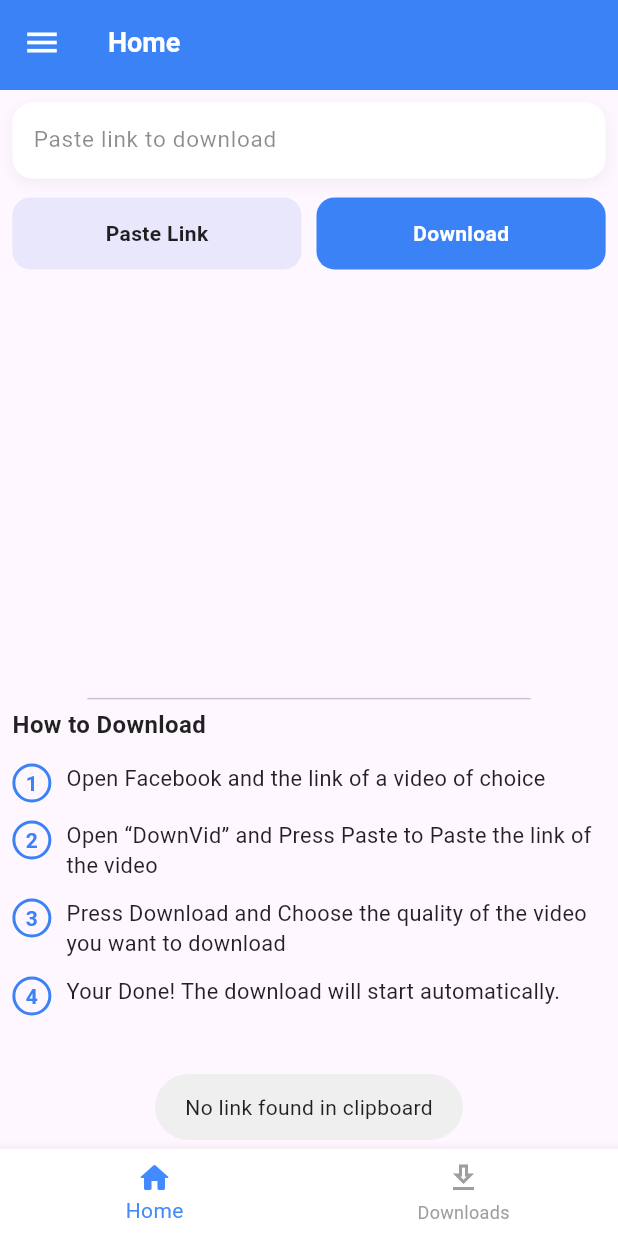
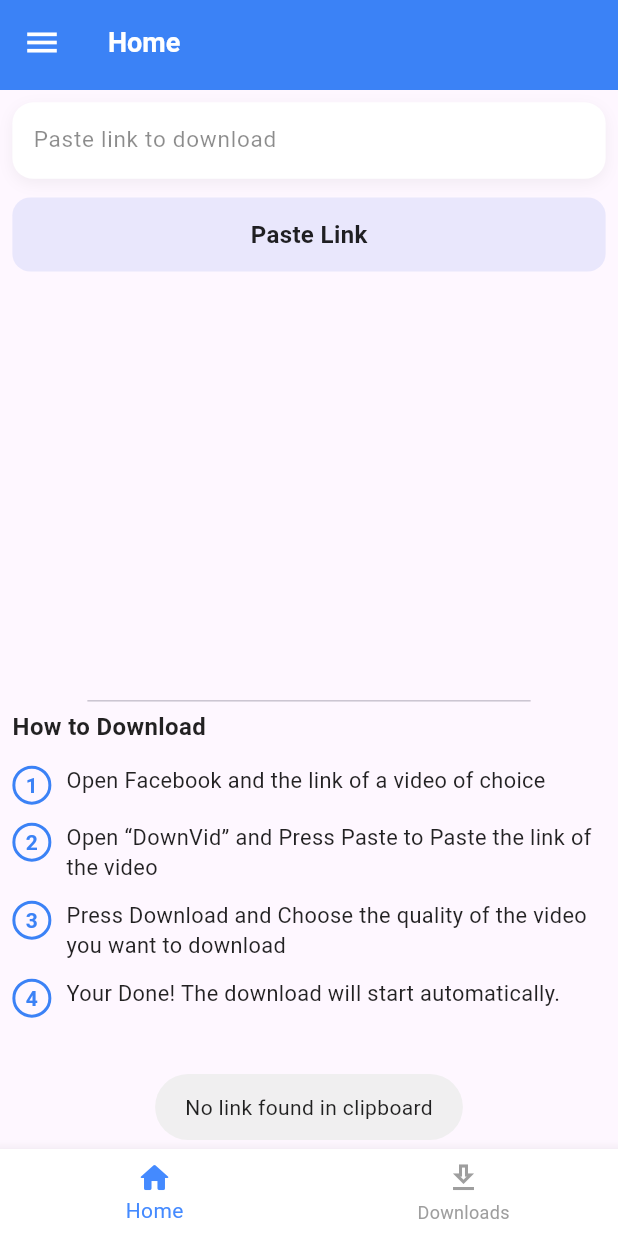
Before and after one commit to wackyapps/downvid, a Flutter app: the screen it shows after launch, after a tap on "Paste Link", on a phone screen of 412 x 824 dp. Run offline on Flutter 3.47's test engine with Material 3 defaults, Android fonts, the light colour scheme and no system bars; our stand-ins replace device_info_plus, dio, event_bus, fluttertoast, get_it, google_mobile_ads and 8 more; missing offline and left inert: background_downloader, listen_sharing_intent, media_store_plus; generated files the repository leaves out were written again; statements that could not run were skipped.

Commit message:
added dynamic download and paste button

```diff
--- a/lib/screens/home/home_video_fetch_and_list_screen.dart
+++ b/lib/screens/home/home_video_fetch_and_list_screen.dart
@@ -20,8 +20,6 @@ class HomeVideoFetchAndListScreen extends StatefulWidget {
 class _HomeVideoFetchAndListScreenState
     extends State<HomeVideoFetchAndListScreen>
     with WidgetsBindingObserver {
-  // 👈 Add observer mixin
-
   late HomeAndDownloadProvider _homeAndDownloadProvider;
   final TextEditingController _controller = TextEditingController();
 
@@ -30,29 +28,24 @@ class _HomeVideoFetchAndListScreenState
     super.initState();
     WidgetsBinding.instance.addObserver(this);
 
-    // 👇 Delay to ensure context is available
-
     WidgetsBinding.instance.addPostFrameCallback((_) {
       _homeAndDownloadProvider = Provider.of<HomeAndDownloadProvider>(
         context,
         listen: false,
       );
-      // _controller.text = "https://www.facebook.com/share/r/17baJM8urB/";
       _checkClipboardForFacebookUrl();
-      _initShareListener(); // 👈 updated
+      _initShareListener();
     });
   }
 
   @override
   void didChangeAppLifecycleState(AppLifecycleState state) {
-    // 👇 Detect when app comes to foreground
     if (state == AppLifecycleState.resumed) {
       _checkClipboardForFacebookUrl();
     }
   }
 
   void _initShareListener() {
-    // 🔄 Listen for new shared content while app is in memory
     ReceiveSharingIntent.instance.getMediaStream().listen(
       (List<SharedMediaFile> sharedFiles) {
         if (sharedFiles.isNotEmpty) {
@@ -69,7 +62,6 @@ class _HomeVideoFetchAndListScreenState
       },
     );
 
-    // 🧩 Handle content shared when app was launched from closed state
     ReceiveSharingIntent.instance
         .getInitialMedia()
         .then((List<SharedMediaFile> sharedFiles) {
@@ -87,71 +79,8 @@ class _HomeVideoFetchAndListScreenState
         });
   }
 
-  // Future<void> _handleSharedUrl(String sharedText) async {
-  //   // ← YEHI LINE ADD KAR DO — extra spaces aur empty parts hata do
-  //   final cleanText = sharedText.trim().replaceAll(RegExp(r'\s+'), ' ');
-
-  //   if (!SocialUrlUtilities.isValidVideoUrl(cleanText)) {
-  //     debugPrint("Invalid URL received via share: $cleanText");
-  //     return;
-  //   }
-
-  //   final parsedUrl = SocialUrlUtilities.getFacebookUrl(cleanText);
-  //   _homeAndDownloadProvider.url = parsedUrl;
-  //   _controller.text = cleanText;
-
-  //   _showLoadingDialog(context);
-
-  //   try {
-  //     final videoModel = await _homeAndDownloadProvider.fetchVideoMetaData(
-  //       context: context,
-  //       url: parsedUrl,
-  //     );
-
-  //     _dismissLoadingDialog();
-
-  //     if (videoModel != null && videoModel.videoLinks.isNotEmpty) {
-  //       bottomVideoMetaBottomSheet(
-  //         context: context,
-  //         sheetHeight: 70.0.h,
-  //         userUrl: cleanText,
-  //       );
-  //     } else {
-  //       Fluttertoast.showToast(msg: 'No downloadable video found');
-  //     }
-  //   } catch (e) {
-  //     _dismissLoadingDialog();
-  //     Fluttertoast.showToast(msg: 'Error: $e');
-  //   }
-  // }
-
   Future<void> _handleSharedUrl(String sharedText) async {
-    // final cleanUrl = sharedText
-    //     .replaceAll('\u2028', '')
-    //     .replaceAll('\r', '')
-    //     .replaceAll('\n', '')
-    //     .trim();
-
-    // debugPrint("RAW LENGTH: ${sharedText.length}");
-    // debugPrint("CLEAN LENGTH: ${cleanUrl.length}");
-    // debugPrint("CLEAN URL: $cleanUrl");
-
-    // if (!SocialUrlUtilities.isValidVideoUrl(cleanUrl)) {
-    //   debugPrint("Invalid URL after cleaning");
-    //   return;
-    // }
-
-    /**
-   * Yahan par humne URL ko clean kar diya hai aur phir use parse karke
-   * HomeAndDownloadProvider mein set kar diya hai. Baad mein hum video metadata
-   */
-
-    // final parsedUrl = SocialUrlUtilities.getFacebookUrl(cleanUrl);
-    // final parsedUrl = sharedText; // Yahan par aap apna URL parsing logic laga sakte hain
-
-    // _controller.text = cleanUrl;
     _controller.text = sharedText;
-    // _homeAndDownloadProvider.url = parsedUrl;
     _homeAndDownloadProvider.url = sharedText;
 
     _showLoadingDialog(context);
@@ -179,7 +108,6 @@ class _HomeVideoFetchAndListScreenState
     }
   }
 
-  /// ✅ Automatically checks clipboard and pastes Facebook URLs
   Future<void> _checkClipboardForFacebookUrl() async {
     try {
       final clipboardData = await Clipboard.getData('text/plain');
@@ -187,7 +115,6 @@ class _HomeVideoFetchAndListScreenState
 
       if (clipboardText.isEmpty) return;
 
-      // Simple Facebook URL detection
       final regex = RegExp(
         r'(https?:\/\/(?:www\.)?(?:facebook|fb)\.com\/[^\s]+)',
         caseSensitive: false,
@@ -197,12 +124,9 @@ class _HomeVideoFetchAndListScreenState
       if (match != null) {
         final fbUrl = match.group(0)!;
 
-        // Only auto-paste if TextField is empty
         if (_controller.text.isEmpty) {
           _controller.text = fbUrl;
-          _homeAndDownloadProvider.url = SocialUrlUtilities.getFacebookUrl(
-            fbUrl,
-          );
+          _homeAndDownloadProvider.url = SocialUrlUtilities.getFacebookUrl(fbUrl);
           setState(() {});
           Fluttertoast.showToast(
             msg: 'Facebook link pasted automatically',
@@ -217,17 +141,11 @@ class _HomeVideoFetchAndListScreenState
 
   @override
   void dispose() {
-    WidgetsBinding.instance.removeObserver(this); // 👈 Remove observer
+    WidgetsBinding.instance.removeObserver(this);
     super.dispose();
   }
 
-  // 🧩 rest of your code remains exactly the same...
-
-  // 🌀 Simple reusable loader dialog
-  void _showLoadingDialog(
-    BuildContext context, {
-    String message = "Fetching video data.\nPlease wait...",
-  }) {
+  void _showLoadingDialog(BuildContext context, {String message = "Fetching video data.\nPlease wait..."}) {
     showDialog(
       context: context,
       barrierDismissible: false,
@@ -243,17 +161,12 @@ class _HomeVideoFetchAndListScreenState
           child: Column(
             mainAxisSize: MainAxisSize.min,
             children: [
-              const CircularProgressIndicator(
-                strokeWidth: 3,
-                color: Color(0xFF3B82F6),
-              ),
+              const CircularProgressIndicator(strokeWidth: 3, color: Color(0xFF3B82F6)),
               SizedBox(height: 2.h),
               Text(
                 message,
                 textAlign: TextAlign.center,
-                style: Theme.of(
-                  context,
-                ).textTheme.bodyMedium!.copyWith(fontWeight: FontWeight.w600),
+                style: Theme.of(context).textTheme.bodyMedium!.copyWith(fontWeight: FontWeight.w600),
               ),
             ],
           ),
@@ -266,15 +179,56 @@ class _HomeVideoFetchAndListScreenState
     if (Navigator.canPop(context)) Navigator.pop(context);
   }
 
+  // NEW: Dynamic Button Logic
+  void _onDynamicButtonPressed() async {
+    final url = _controller.text.trim();
+
+    if (url.isEmpty) {
+      // Paste Link Action
+      final clipboardData = await Clipboard.getData('text/plain');
+      if (clipboardData != null && clipboardData.text!.trim().isNotEmpty) {
+        _controller.text = clipboardData.text!.trim();
+        _homeAndDownloadProvider.url = SocialUrlUtilities.getFacebookUrl(clipboardData.text!);
+        setState(() {});
+      } else {
+        Fluttertoast.showToast(msg: 'No link found in clipboard');
+      }
+    } else {
+      // Download Action
+      _showLoadingDialog(context);
+      try {
+        final videoModel = await _homeAndDownloadProvider.fetchVideoMetaData(
+          context: context,
+          url: url,
+        );
+        _dismissLoadingDialog();
+        if (videoModel != null && !videoModel.hasScrappingError) {
+          bottomVideoMetaBottomSheet(
+            context: context,
+            sheetHeight: 70.0.h,
+            userUrl: url,
+          );
+        } else {
+          Fluttertoast.showToast(msg: 'Failed to fetch video metadata');
+        }
+      } catch (e) {
+        _dismissLoadingDialog();
+        Fluttertoast.showToast(msg: 'Error fetching metadata: $e');
+      }
+    }
+  }
+
   @override
   Widget build(BuildContext context) {
+    final bool hasUrl = _controller.text.trim().isNotEmpty;
+
     return Padding(
       padding: EdgeInsets.symmetric(horizontal: 2.w, vertical: 1.h),
       child: SingleChildScrollView(
         child: Column(
           crossAxisAlignment: CrossAxisAlignment.start,
           children: [
-            // === Paste Field + Buttons ===
+            // === Paste Field ===
             Row(
               children: [
                 Expanded(
@@ -294,20 +248,16 @@ class _HomeVideoFetchAndListScreenState
                       controller: _controller,
                       onChanged: (value) {
                         if (value.isNotEmpty) {
-                          _homeAndDownloadProvider.url =
-                              SocialUrlUtilities.getFacebookUrl(value);
+                          _homeAndDownloadProvider.url = SocialUrlUtilities.getFacebookUrl(value);
                         }
-                        setState(() {});
+                        setState(() {}); // Trigger button update
                       },
                       cursorColor: Colors.black,
                       style: const TextStyle(fontSize: 15),
                       decoration: const InputDecoration(
                         hintText: 'Paste link to download',
                         hintStyle: TextStyle(color: Colors.black45),
-                        contentPadding: EdgeInsets.symmetric(
-                          horizontal: 14,
-                          vertical: 14,
-                        ),
+                        contentPadding: EdgeInsets.symmetric(horizontal: 14, vertical: 14),
                         border: InputBorder.none,
                       ),
                     ),
@@ -317,104 +267,30 @@ class _HomeVideoFetchAndListScreenState
             ),
             SizedBox(height: 1.5.h),
 
-            Row(
-              mainAxisAlignment: MainAxisAlignment.spaceBetween,
-              children: [
-                // Paste Button
-                Expanded(
+            // === DYNAMIC SINGLE BUTTON ===
+            SizedBox(
+              width: double.infinity,
+              height: 6.h,
+              // width: 4.w,
               child: GestureDetector(
-                    onTap: () async {
-                      final clipboardData = await Clipboard.getData(
-                        'text/plain',
-                      );
-                      if (clipboardData != null &&
-                          clipboardData.text!.isNotEmpty) {
-                        _controller.text = clipboardData.text!;
-                        _homeAndDownloadProvider.url =
-                            SocialUrlUtilities.getFacebookUrl(
-                              clipboardData.text!,
-                            );
-                        setState(() {});
-                      } else {
-                        Fluttertoast.showToast(
-                          msg: 'No link found in clipboard',
-                        );
-                      }
-                    },
+                onTap: _onDynamicButtonPressed,
                 child: Container(
-                      height: 48,
                   alignment: Alignment.center,
                   decoration: BoxDecoration(
-                        color: const Color(0xFFE9E7FC),
+                    color: hasUrl ? const Color(0xFF3B82F6) : const Color(0xFFE9E7FC),
                     borderRadius: BorderRadius.circular(12),
                   ),
-                      child: const Text(
-                        'Paste Link',
+                  child: Text(
+                    hasUrl ? 'Download' : 'Paste Link',
                     style: TextStyle(
-                          color: Colors.black87,
+                      color: hasUrl ? Colors.white : Colors.black87,
                       fontWeight: FontWeight.w600,
+                      fontSize: 16,
                     ),
                   ),
                 ),
               ),
             ),
-                SizedBox(width: 10),
-                // Download Button
-                Expanded(
-                  child: GestureDetector(
-                    onTap: () async {
-                      final url = _controller.text.trim();
-                      if (url.isEmpty) {
-                        Fluttertoast.showToast(msg: 'Please enter a video URL');
-                        return;
-                      }
-                      _showLoadingDialog(context);
-                      try {
-                        final videoModel = await _homeAndDownloadProvider
-                            .fetchVideoMetaData(context: context, url: url);
-                        _dismissLoadingDialog();
-                        if (videoModel != null &&
-                            (!videoModel.hasScrappingError)) {
-                          bottomVideoMetaBottomSheet(
-                            context: context,
-                            sheetHeight: 70.0.h,
-                            userUrl: _controller.text.trim(),
-                          );
-                        } else {
-                          Fluttertoast.showToast(
-                            msg: 'Failed to fetch video metadata',
-                          );
-                        }
-                      } catch (e) {
-                        _dismissLoadingDialog();
-                        Fluttertoast.showToast(
-                          msg: 'Error fetching metadata: $e',
-                        );
-                      }
-                    },
-                    child: Container(
-                      height: 48,
-                      alignment: Alignment.center,
-                      decoration: BoxDecoration(
-                        color: const Color(0xFF3B82F6),
-                        borderRadius: BorderRadius.circular(12),
-                      ),
-                      child: const Text(
-                        'Download',
-                        style: TextStyle(
-                          color: Colors.white,
-                          fontWeight: FontWeight.w600,
-                        ),
-                      ),
-                    ),
-                  ),
-                ),
-              ],
-            ),
-
-            // SizedBox(height: 4.h), // Space before ad
-            // BANNER AD HERE — PERFECT POSITION
-            // const Center(child: BannerAdWidget()),
 
             SizedBox(height: 34.h),
 
@@ -431,23 +307,15 @@ class _HomeVideoFetchAndListScreenState
             SizedBox(height: 1.h),
 
             _buildStep(1, "Open Facebook and the link of a video of choice"),
-            _buildStep(
-              2,
-              "Open “DownVid” and Press Paste to Paste the link of the video",
-            ),
-            _buildStep(
-              3,
-              "Press Download and Choose the quality of the video you want to download",
-            ),
+            _buildStep(2, "Open “DownVid” and Press Paste to Paste the link of the video"),
+            _buildStep(3, "Press Download and Choose the quality of the video you want to download"),
             _buildStep(4, "Your Done! The download will start automatically."),
-            // SizedBox(height: 5.h), // Extra bottom space
           ],
         ),
       ),
     );
   }
 
-  /// ✅ Helper Widget for Steps
   Widget _buildStep(int number, String text) {
     return Padding(
       padding: const EdgeInsets.symmetric(vertical: 6),
```
Also changed, not shown: 1 other file. Lines whose indentation alone changed are shown as unchanged.
